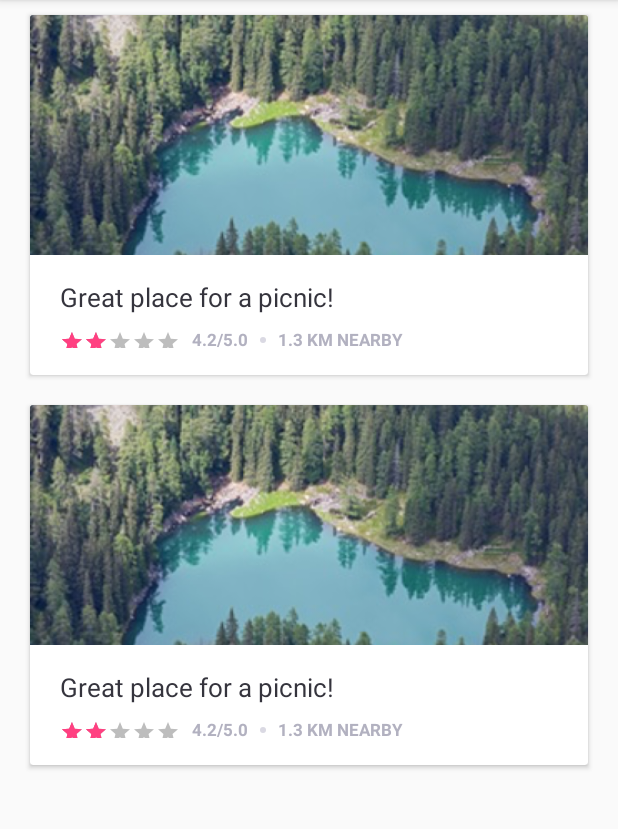
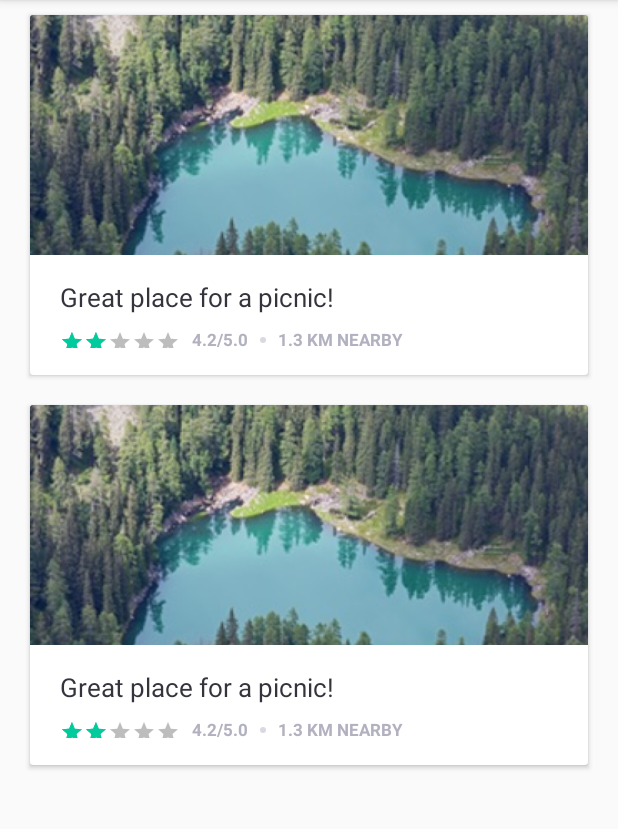
Before and after one commit to PibeDx/AndroidDesign-HarmonyUIKit-Kotlin, an Android app: the screen it shows after launch (MainActivity), on a phone screen of 412 x 824 dp, the part 84-913 px from its top. Run offline under Robolectric (Android 15) with nearby library versions, the phone set to English and light mode, and no system bars.

Commit message:
refactor(design): row discover: - change color ratingbar

```diff
--- a/app/src/main/res/layout/row_discover.xml
+++ b/app/src/main/res/layout/row_discover.xml
@@ -4,6 +4,7 @@
                                              xmlns:tools="http://schemas.android.com/tools"
                                              android:layout_width="match_parent"
                                              android:layout_height="wrap_content"
+                                             android:theme="@style/RowDiscover.Theme"
     >
 
     <android.support.v7.widget.CardView
--- a/app/src/main/res/values/row_discover.xml
+++ b/app/src/main/res/values/row_discover.xml
@@ -6,8 +6,12 @@
     <string name="row_discover_ivi_discover_row_description">discover image</string>
 
     <color name="row_discover_ratingbar_start_background">#DAD9E3</color>
-    <color name="row_discover_ratingbar_start_secondary_progress">#F18939</color>
-    <color name="row_discover_ratingbar_start_progress">#F18939</color>
+    <color name="row_discover_ratingbar_start_secondary_progress">#00CB9D</color>
+    <color name="row_discover_ratingbar_start_progress">#00CB9D</color>
+
+    <style name="RowDiscover.Theme" parent="AppTheme">
+        <item name="colorAccent">@color/row_discover_ratingbar_start_progress</item>
+    </style>
 
     <style name="RowDiscover.RatingBarSmall" parent="Widget.AppCompat.RatingBar.Small">
         <item name="android:progressDrawable">@drawable/abc_ratingbar_small_material</item>
```
